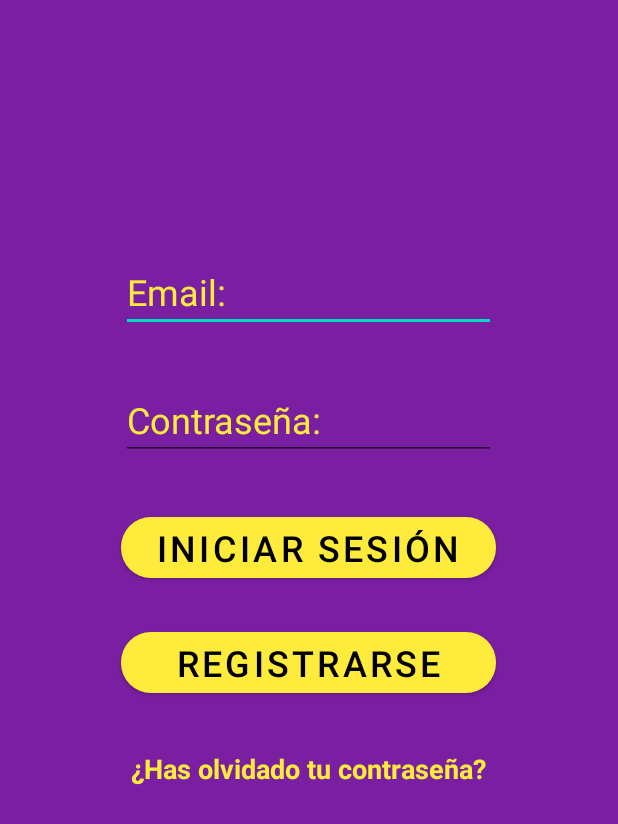
After one commit to Dani1113/TUTORIAL_FIREBASE, an Android app: the EmpresaLoginActivity screen opened directly, with no data from a screen before it, on a phone screen of 412 x 824 dp. The commit adds this screen. Shown: the top 824 px of the screen. Run offline under Robolectric (Android 15) with nearby library versions, the phone set to English and light mode, and no system bars; our stand-ins replace Firebase (no records; nobody signed in at launch, a user with empty details on screens opened directly); 1 statement that could not run was skipped.

```diff
--- a/app/src/main/AndroidManifest.xml
+++ b/app/src/main/AndroidManifest.xml
@@ -9,10 +9,12 @@
         android:roundIcon="@mipmap/ic_launcher_round"
         android:supportsRtl="true"
         android:theme="@style/Theme.TutorialFirebase">
+        <activity android:name=".EmpresaRegistroActivity"></activity>
+        <activity android:name=".EmpresaLoginActivity" />
         <activity
             android:name=".HomeActivity"
             android:label="@string/title_activity_home"
-            android:theme="@style/Theme.TutorialFirebase.NoActionBar"></activity>
+            android:theme="@style/Theme.TutorialFirebase.NoActionBar" />
         <activity android:name=".BienvenidaActivity">
             <intent-filter>
                 <action android:name="android.intent.action.MAIN" />
--- a/app/src/main/java/com/example/tutorialfirebase/BienvenidaActivity.java
+++ b/app/src/main/java/com/example/tutorialfirebase/BienvenidaActivity.java
@@ -18,12 +18,12 @@ public class BienvenidaActivity extends AppCompatActivity {
     }
 
     public void entrarALaApp(View view) {
-        Intent intent = new Intent(BienvenidaActivity.this, HomeActivity.class);
+        Intent intent = new Intent(BienvenidaActivity.this, LoginActivity.class);
         startActivity(intent);
     }
 
     public void inciarSesión(View view) {
-        Intent intent = new Intent(BienvenidaActivity.this, LoginActivity.class);
+        Intent intent = new Intent(BienvenidaActivity.this, EmpresaLoginActivity.class);
         startActivity(intent);
     }
 }
--- /dev/null
+++ b/app/src/main/java/com/example/tutorialfirebase/EmpresaLoginActivity.java
@@ -0,0 +1,114 @@
+package com.example.tutorialfirebase;
+
+import androidx.annotation.NonNull;
+import androidx.appcompat.app.AppCompatActivity;
+
+import android.content.Intent;
+import android.os.Bundle;
+import android.util.Log;
+import android.view.View;
+import android.widget.EditText;
+import android.widget.Toast;
+
+import com.google.android.gms.auth.api.signin.GoogleSignInClient;
+import com.google.android.gms.tasks.OnCompleteListener;
+import com.google.android.gms.tasks.Task;
+import com.google.firebase.auth.AuthResult;
+import com.google.firebase.auth.FirebaseAuth;
+import com.google.firebase.auth.FirebaseAuthInvalidCredentialsException;
+import com.google.firebase.auth.FirebaseAuthInvalidUserException;
+import com.google.firebase.auth.FirebaseUser;
+import com.google.firebase.firestore.FirebaseFirestore;
+
+public class EmpresaLoginActivity extends AppCompatActivity {
+
+    private FirebaseAuth firebaseAuth;
+    private FirebaseAuth.AuthStateListener authStateListener;
+
+    private EditText edtEmail;
+    private EditText edtPass;
+
+    private FirebaseFirestore db;
+    @Override
+    protected void onCreate(Bundle savedInstanceState) {
+        super.onCreate(savedInstanceState);
+        setContentView(R.layout.activity_empresa_login);
+
+        edtEmail = (EditText) findViewById(R.id.edtLECorreo);
+        edtPass = (EditText) findViewById(R.id.edtLEPass);
+
+        db = FirebaseFirestore.getInstance();
+
+        firebaseAuth = FirebaseAuth.getInstance();
+        authStateListener = new FirebaseAuth.AuthStateListener() {
+            @Override
+            public void onAuthStateChanged(@NonNull FirebaseAuth firebaseAuth) {
+                FirebaseUser usuario = firebaseAuth.getCurrentUser();
+                if (usuario != null){
+                    Toast.makeText(EmpresaLoginActivity.this, "Sesión iniciada", Toast.LENGTH_SHORT).show();
+                    Intent intent = new Intent(EmpresaLoginActivity.this, HomeActivity.class);
+                    startActivity(intent);
+                    finish();
+                }
+            }
+        };
+    }
+
+    @Override
+    protected void onStart() {
+        super.onStart();
+        firebaseAuth.addAuthStateListener(authStateListener);
+    }
+
+    @Override
+    protected void onStop() {
+        super.onStop();
+        if (authStateListener != null){
+            firebaseAuth.removeAuthStateListener(authStateListener);
+        }
+    }
+
+    public void loginEmpresa(View view) { validacionInicioSesion(); }
+
+    private void validacionInicioSesion() {
+        String usuario = String.valueOf(edtEmail.getText());
+        String pass = String.valueOf(edtPass.getText());
+
+        if (usuario.isEmpty() && pass.isEmpty()){
+            edtEmail.setError("Introduce un email");
+            edtPass.setError("Introduce la contraseña");
+        }else if (!usuario.contains("@")){
+            edtEmail.setError("Introduce un email correcto");
+        }else if (pass.length() < 6){
+            edtPass.setError("La contraseña debe tener 6 caracteres o mas");
+        }else {
+            login(usuario,pass);
+        }
+    }
+
+    private void login(String usuario, String pass) {
+        firebaseAuth.signInWithEmailAndPassword(usuario,pass).addOnCompleteListener(this, new OnCompleteListener<AuthResult>() {
+            @Override
+            public void onComplete(@NonNull Task<AuthResult> task) {
+                if (!task.isSuccessful()){
+                    Log.i("Login","Excepción: " + task.getException().toString());
+                    try {
+                        throw task.getException();
+                    }catch (FirebaseAuthInvalidUserException e){
+                        edtEmail.setError("Usuario no encontrado");
+                    }catch (FirebaseAuthInvalidCredentialsException e){
+                        edtPass.setError("Contraseña incorrecta");
+                    }catch (Exception e){
+                        e.printStackTrace();
+                    }
+                }
+            }
+        });
+    }
+
+    public void signupEmpresa(View view) {
+    }
+
+    public void recordarPassEmpresa(View view) {
+    }
+}
--- a/app/src/main/java/com/example/tutorialfirebase/LoginActivity.java
+++ b/app/src/main/java/com/example/tutorialfirebase/LoginActivity.java
@@ -167,7 +167,7 @@ public class LoginActivity extends AppCompatActivity {
             @Override
             public void onComplete(@NonNull Task<Void> task) {
                 Log.i("", "Nuevo usuario en firestore");
-                Intent intent = new Intent(LoginActivity.this, PerfilActivity.class);
+                Intent intent = new Intent(LoginActivity.this, HomeActivity.class);
                 startActivity(intent);
             }
         }).addOnFailureListener(new OnFailureListener() {
--- a/app/src/main/java/com/example/tutorialfirebase/RegistroActivity.java
+++ b/app/src/main/java/com/example/tutorialfirebase/RegistroActivity.java
@@ -78,10 +78,6 @@ public class RegistroActivity extends AppCompatActivity {
         validaciónRegistroUsuario("Usuarios");
     }
 
-    public void registrarEmpresa(View view) {
-        validaciónRegistroUsuario("Empresas");
-    }
-
     private void validaciónRegistroUsuario(String tipoUsuario) {
         String usuario = String.valueOf(edtREmail.getText());
         String contraseña = String.valueOf(edtRContraseña.getText());
--- a/app/src/main/res/layout/activity_bienvenida.xml
+++ b/app/src/main/res/layout/activity_bienvenida.xml
@@ -42,10 +42,10 @@
         android:layout_width="wrap_content"
         android:layout_height="wrap_content"
         android:layout_marginTop="28dp"
-        android:text="@string/inciar_sesion"
+        android:onClick="inciarSesión"
+        android:text="@string/empresas"
         android:textColor="@color/black"
         android:textSize="30sp"
-        android:onClick="inciarSesión"
         app:backgroundTint="@color/amarillo"
         app:cornerRadius="25dip"
         app:layout_constraintEnd_toEndOf="@+id/button5"
--- /dev/null
+++ b/app/src/main/res/layout/activity_empresa_login.xml
@@ -0,0 +1,84 @@
+<?xml version="1.0" encoding="utf-8"?>
+<androidx.constraintlayout.widget.ConstraintLayout xmlns:android="http://schemas.android.com/apk/res/android"
+    xmlns:app="http://schemas.android.com/apk/res-auto"
+    xmlns:tools="http://schemas.android.com/tools"
+    android:layout_width="match_parent"
+    android:background="@color/fondo"
+    android:layout_height="match_parent"
+    tools:context=".EmpresaLoginActivity">
+
+    <EditText
+        android:id="@+id/edtLECorreo"
+        android:layout_width="250dp"
+        android:layout_height="wrap_content"
+        android:layout_marginTop="168dp"
+        android:ems="10"
+        android:hint="@string/email"
+        android:inputType="textPersonName"
+        android:textColorHint="@color/amarillo"
+        android:textSize="24sp"
+        app:layout_constraintEnd_toEndOf="parent"
+        app:layout_constraintHorizontal_bias="0.496"
+        app:layout_constraintStart_toStartOf="parent"
+        app:layout_constraintTop_toTopOf="parent" />
+
+    <EditText
+        android:id="@+id/edtLEPass"
+        android:layout_width="0dp"
+        android:layout_height="wrap_content"
+        android:layout_marginTop="32dp"
+        android:ems="10"
+        android:textSize="24sp"
+        android:textColorHint="@color/amarillo"
+        android:hint="@string/contraseña"
+        android:inputType="textPassword"
+        app:layout_constraintEnd_toEndOf="@+id/edtLECorreo"
+        app:layout_constraintStart_toStartOf="@+id/edtLECorreo"
+        app:layout_constraintTop_toBottomOf="@+id/edtLECorreo" />
+
+    <Button
+        android:id="@+id/btnLELogin"
+        android:layout_width="0dp"
+        android:layout_height="wrap_content"
+        android:layout_marginTop="32dp"
+        android:text="@string/iniciar_sesi_n"
+        android:textSize="24sp"
+        android:textColor="@color/black"
+        app:backgroundTint="@color/amarillo"
+        app:cornerRadius="20dip"
+        android:onClick="loginEmpresa"
+        app:layout_constraintEnd_toEndOf="@+id/edtLEPass"
+        app:layout_constraintStart_toStartOf="@+id/edtLEPass"
+        app:layout_constraintTop_toBottomOf="@+id/edtLEPass" />
+
+    <Button
+        android:id="@+id/btnLERegistrarse"
+        android:layout_width="0dp"
+        android:layout_height="wrap_content"
+        android:layout_marginTop="24dp"
+        android:text="@string/registrarse"
+        android:textColor="@color/black"
+        android:textSize="24sp"
+        app:backgroundTint="@color/amarillo"
+        app:cornerRadius="20dip"
+        android:onClick="signupEmpresa"
+        app:layout_constraintEnd_toEndOf="@+id/btnLELogin"
+        app:layout_constraintHorizontal_bias="0.0"
+        app:layout_constraintStart_toStartOf="@+id/btnLELogin"
+        app:layout_constraintTop_toBottomOf="@+id/btnLELogin" />
+
+    <TextView
+        android:id="@+id/txtLEPass"
+        android:layout_width="0dp"
+        android:layout_height="wrap_content"
+        android:layout_marginTop="32dp"
+        android:textSize="18sp"
+        android:textStyle="bold"
+        android:onClick="recordarPassEmpresa"
+        android:gravity="center"
+        android:textColor="@color/amarillo"
+        android:text="@string/has_olvidado_tu_contrase_a"
+        app:layout_constraintEnd_toEndOf="@+id/btnLERegistrarse"
+        app:layout_constraintStart_toStartOf="@+id/btnLERegistrarse"
+        app:layout_constraintTop_toBottomOf="@+id/btnLERegistrarse" />
+</androidx.constraintlayout.widget.ConstraintLayout>
--- a/app/src/main/res/values/strings.xml
+++ b/app/src/main/res/values/strings.xml
@@ -28,12 +28,12 @@
     <string name="escriba_un_mensaje">Escriba un mensaje</string>
     <string name="dani">Dani</string>
     <string name="enviarimagen">enviarImagen</string>
-    <string name="confirmar_registro_de_usuario">CONFIRMAR REGISTRO DE USUARIO</string>
+    <string name="confirmar_registro_de_usuario">REGISTRAR</string>
     <string name="confirmar_registro_de_empresa">CONFIRMAR REGISTRO DE EMPRESA</string>
     <string name="email">Email:</string>
     <string name="nombre">Nombre:</string>
     <string name="bienvenid_a_nuestra_app">¡BIENVENID@ A NUESTRA APP!</string>
-    <string name="entrar_ya">¡ENTRAR YA!</string>
+    <string name="entrar_ya">Usuarios</string>
     <string name="title_activity_home">HomeActivity</string>
     <string name="navigation_drawer_open">Open navigation drawer</string>
     <string name="navigation_drawer_close">Close navigation drawer</string>
```
Also changed, not shown: app/src/main/java/com/example/tutorialfirebase/EmpresaRegistroActivity.java (added, +164 -0 lines), app/src/main/res/layout/activity_empresa_registro.xml (added, +130 -0 lines), app/src/main/res/layout/activity_registro.xml (+6 -27 lines).
